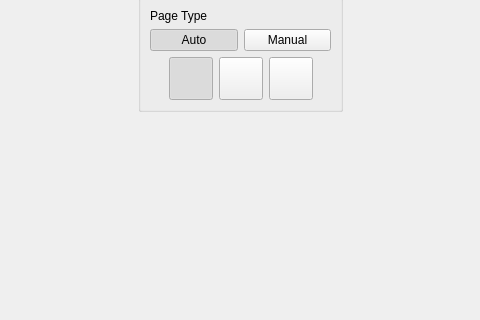
Qt form src/app/DefaultParamsDialog.ui (2ndmax/scantailor-ocr) before a commit; both pictures show x 88 to 568 and y 104 to 424 of the 657 by 555 pixel window.
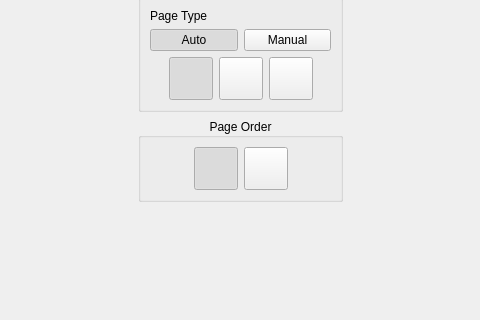
The same form after that commit. The open tabs and pages were chosen to show the change. Icons and pictures are not drawn. Custom widgets are drawn as their Qt base class.

Commit message:
default params: set the page order of new projects
The Split Pages tab of the default parameters gets a Page Order group
with the same icons as the step. The profile stores it as pageOrder
(LTR or RTL); profiles without it mean left first. New projects take
the page order from the current profile, existing projects keep their
own.

What changed in the file:
```diff
--- a/src/app/DefaultParamsDialog.ui
+++ b/src/app/DefaultParamsDialog.ui
@@ -554,6 +554,105 @@
             </spacer>
            </item>
            <item row="1" column="1">
+            <widget class="QGroupBox" name="pageOrderGroup">
+             <property name="title">
+              <string>Page Order</string>
+             </property>
+             <property name="alignment">
+              <set>Qt::AlignCenter</set>
+             </property>
+             <layout class="QHBoxLayout" name="pageOrderLayout">
+              <item>
+               <spacer>
+                <property name="orientation">
+                 <enum>Qt::Horizontal</enum>
+                </property>
+                <property name="sizeHint" stdset="0">
+                 <size>
+                  <width>1</width>
+                  <height>1</height>
+                 </size>
+                </property>
+               </spacer>
+              </item>
+              <item>
+               <widget class="QToolButton" name="leftFirstBtn">
+                <property name="minimumSize">
+                 <size>
+                  <width>42</width>
+                  <height>42</height>
+                 </size>
+                </property>
+                <property name="toolTip">
+                 <string>The left half of a split page comes first, as in most books. Applies to new projects.</string>
+                </property>
+                <property name="icon">
+                 <iconset resource="../resources/resources.qrc">
+                  <normaloff>:/icons/page_order_left_first.svg</normaloff>:/icons/page_order_left_first.svg</iconset>
+                </property>
+                <property name="iconSize">
+                 <size>
+                  <width>36</width>
+                  <height>36</height>
+                 </size>
+                </property>
+                <property name="checkable">
+                 <bool>true</bool>
+                </property>
+                <property name="checked">
+                 <bool>true</bool>
+                </property>
+                <property name="autoExclusive">
+                 <bool>true</bool>
+                </property>
+               </widget>
+              </item>
+              <item>
+               <widget class="QToolButton" name="rightFirstBtn">
+                <property name="minimumSize">
+                 <size>
+                  <width>42</width>
+                  <height>42</height>
+                 </size>
+                </property>
+                <property name="toolTip">
+                 <string>The right half of a split page comes first, as in Hebrew, Arabic or Japanese books. Applies to new projects.</string>
+                </property>
+                <property name="icon">
+                 <iconset resource="../resources/resources.qrc">
+                  <normaloff>:/icons/page_order_right_first.svg</normaloff>:/icons/page_order_right_first.svg</iconset>
+                </property>
+                <property name="iconSize">
+                 <size>
+                  <width>36</width>
+                  <height>36</height>
+                 </size>
+                </property>
+                <property name="checkable">
+                 <bool>true</bool>
+                </property>
+                <property name="autoExclusive">
+                 <bool>true</bool>
+                </property>
+               </widget>
+              </item>
+              <item>
+               <spacer>
+                <property name="orientation">
+                 <enum>Qt::Horizontal</enum>
+                </property>
+                <property name="sizeHint" stdset="0">
+                 <size>
+                  <width>1</width>
+                  <height>1</height>
+                 </size>
+                </property>
+               </spacer>
+              </item>
+             </layout>
+            </widget>
+           </item>
+           <item row="2" column="1">
             <spacer name="verticalSpacer_4">
              <property name="orientation">
               <enum>Qt::Vertical</enum>
```
The commit also changes 9 other files.
